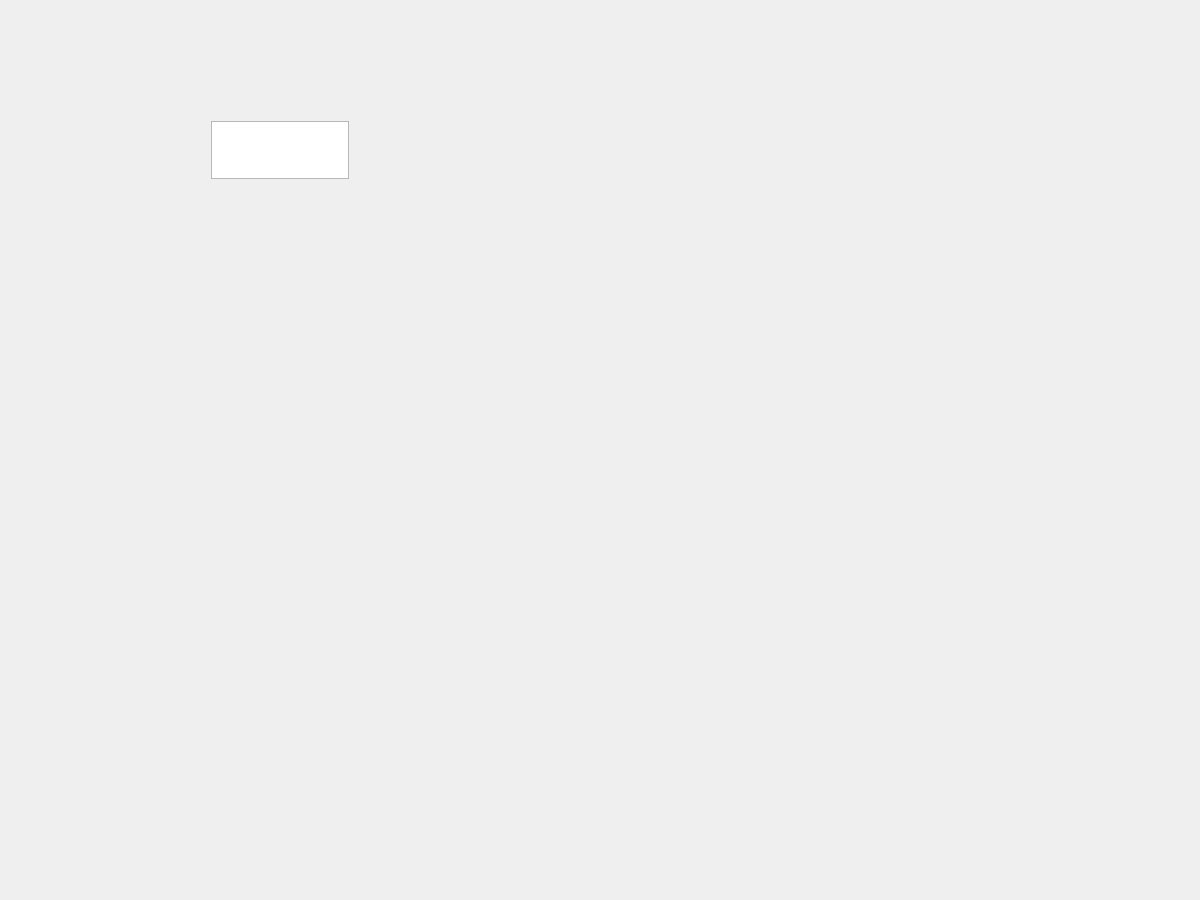
The window that mainview.ui (Krupnikas/christmasDefence) describes before a commit, drawn with Qt 5.
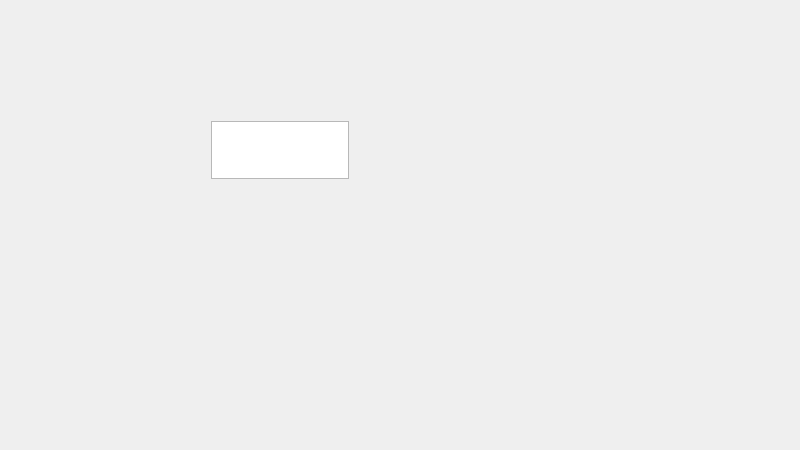
The same window after the commit.

The edit to the form file:
```diff
--- a/mainview.ui
+++ b/mainview.ui
@@ -6,8 +6,8 @@
    <rect>
     <x>0</x>
     <y>0</y>
-    <width>1200</width>
-    <height>900</height>
+    <width>800</width>
+    <height>450</height>
    </rect>
   </property>
   <property name="windowTitle">
```
